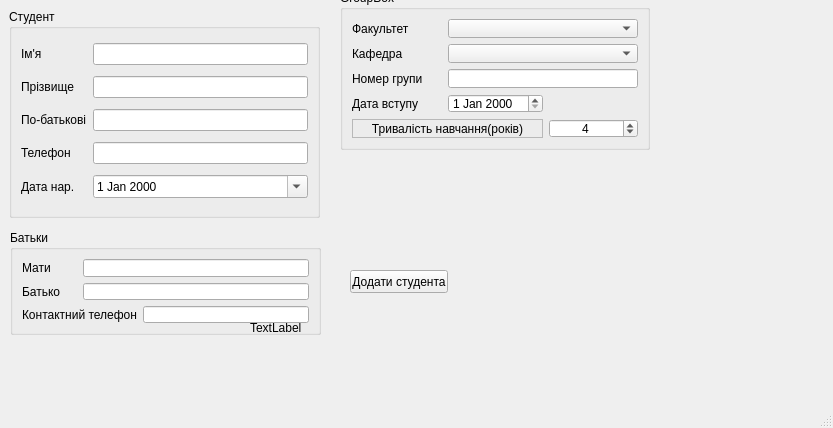
First picture: the form in addstudentform.ui, repository Barlend/StudBd, before the edit.
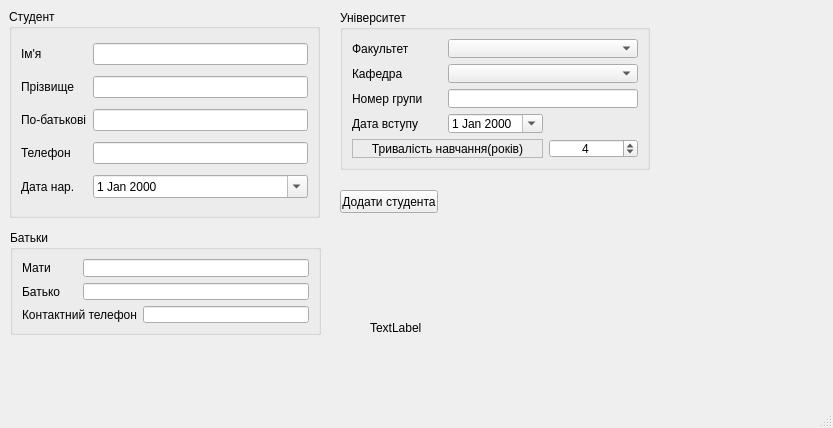
Second picture: the form after the edit.

What changed in the file:
```diff
--- a/addstudentform.ui
+++ b/addstudentform.ui
@@ -189,8 +189,8 @@
    <widget class="QPushButton" name="AddSudentButton">
     <property name="geometry">
      <rect>
-      <x>350</x>
-      <y>270</y>
+      <x>340</x>
+      <y>190</y>
       <width>98</width>
       <height>23</height>
      </rect>
@@ -202,7 +202,7 @@
    <widget class="QLabel" name="label_12">
     <property name="geometry">
      <rect>
-      <x>250</x>
+      <x>370</x>
       <y>320</y>
       <width>171</width>
       <height>16</height>
@@ -216,13 +216,13 @@
     <property name="geometry">
      <rect>
       <x>340</x>
-      <y>-10</y>
+      <y>10</y>
       <width>310</width>
       <height>160</height>
      </rect>
     </property>
     <property name="title">
-     <string>GroupBox</string>
+     <string>Університет</string>
     </property>
     <layout class="QGridLayout" name="gridLayout_3">
      <item row="0" column="0">
@@ -267,7 +267,11 @@
       </widget>
      </item>
      <item row="3" column="1">
-      <widget class="QDateEdit" name="Date_OfEntry"/>
+      <widget class="QDateEdit" name="Date_OfEntry">
+       <property name="calendarPopup">
+        <bool>true</bool>
+       </property>
+      </widget>
      </item>
      <item row="4" column="0" colspan="2">
       <widget class="QLabel" name="label_14">
```
